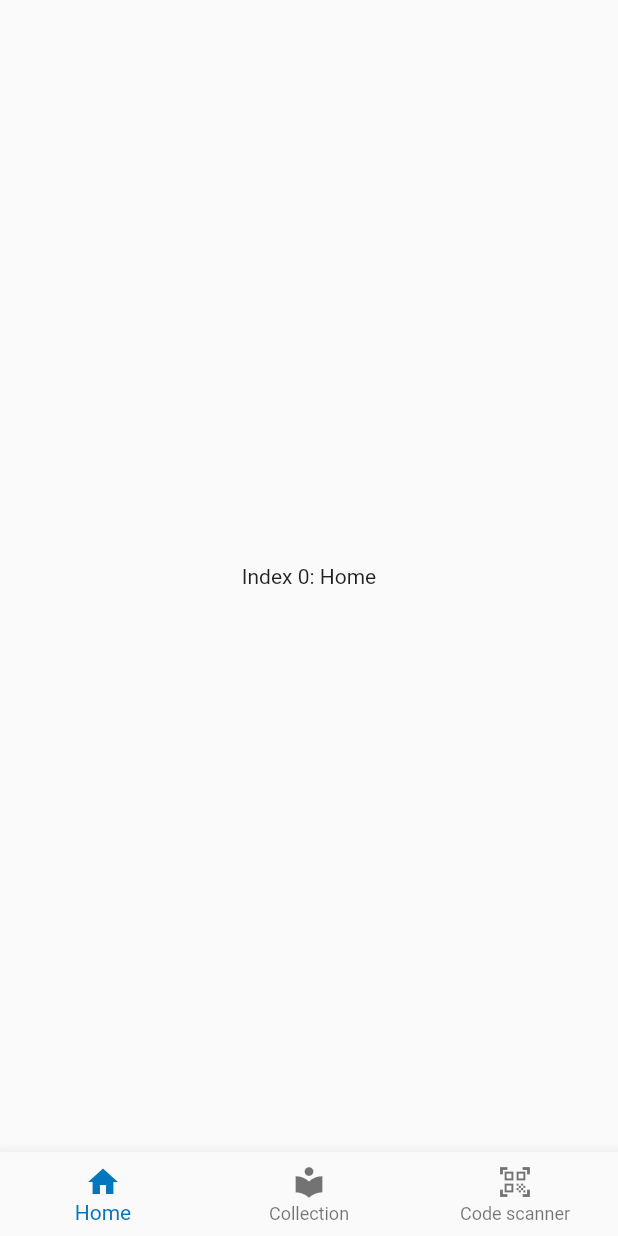
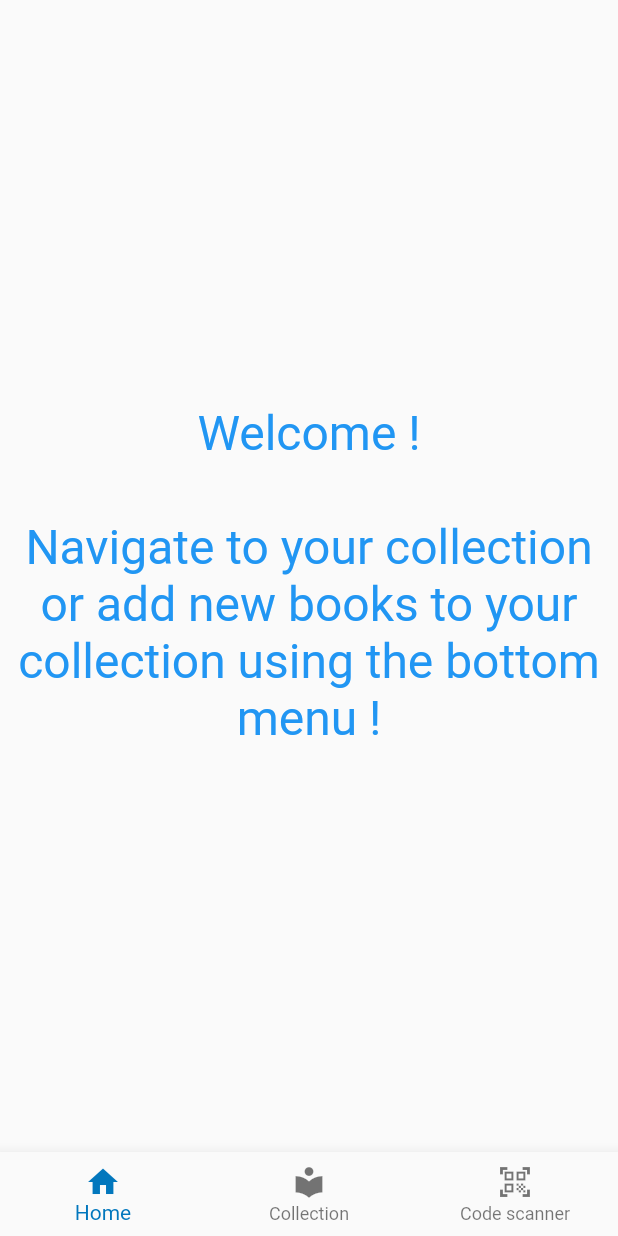
Before and after one commit to Thibault-Santonja/book-app, a Flutter app: the screen it shows after launch, on a phone screen of 412 x 824 dp. Run offline on Flutter 3.47's test engine with Material 2 defaults, Android fonts, the phone set to English and light mode, and no system bars; missing offline and left inert: scan.

Commit message:
Add style to Home page

```diff
--- a/lib/main.dart
+++ b/lib/main.dart
@@ -42,7 +42,15 @@ class _HomePageState extends State<HomePage> {
   int _selectedIndex = 0;
 
   static const List<Widget> _widgetOptions = <Widget>[
-    Text('Index 0: Home'),
+    Text('''Welcome !
+
+Navigate to your collection or add new books to your collection using the bottom menu !''',
+      textAlign: TextAlign.center,
+      style: TextStyle(
+          fontSize: 32, // fontWeight: FontWeight.bold,
+          color: Colors.blue
+      )
+    ),
     CollectionPage(title: "Collection"),
     ScannerPage(title: "ISBN scanner"),
   ];
```
